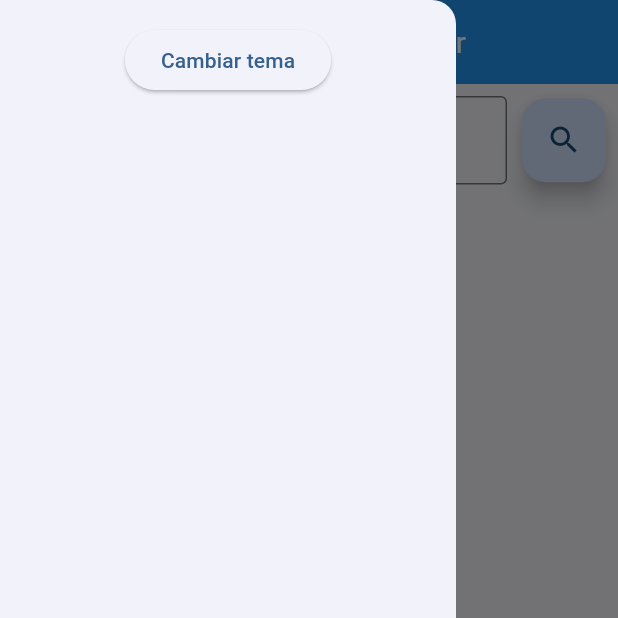
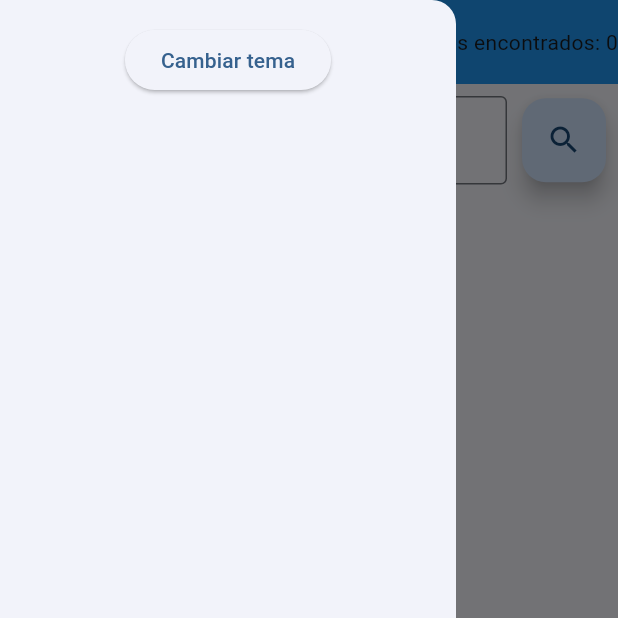
Before and after one commit to sergicasanova/2DAM_PMDM_Estacio, a Flutter app: the screen it shows after launch, with the side drawer open, on a phone screen of 412 x 824 dp, the top half of it. Run offline on Flutter 3.47's test engine with Material 3 defaults, Android fonts, the light colour scheme and no system bars; our stand-ins replace dartz, equatable, flutter_bloc, get_it; network calls fail.

Commit message:
Implementacion de contador de resultados encontrados

```diff
--- a/flutter_harry_potter/lib/presentation/screens/characters_screen.dart
+++ b/flutter_harry_potter/lib/presentation/screens/characters_screen.dart
@@ -25,7 +25,21 @@ class _CharacterScreenState extends State<CharactersScreen> {
   @override
   Widget build(BuildContext context) {
     return Scaffold(
-        appBar: AppBar(title: const Text('Personajes de Harry Potter')),
+        appBar: AppBar(
+          title: const Text('Personajes de Harry Potter'),
+          // creamos un blobuilder donde obtener el numero total de characters encontrados con el .length
+          actions: [
+            BlocBuilder<CharacterBloc, CharacterState>(
+                builder: (context, state) {
+              return Row(
+                mainAxisAlignment: MainAxisAlignment.end,
+                children: [
+                  Text("Personajes encontrados: ${state.characters.length}"),
+                ],
+              );
+            }),
+          ],
+        ),
         body: Column(
           children: [
             Padding(
```
